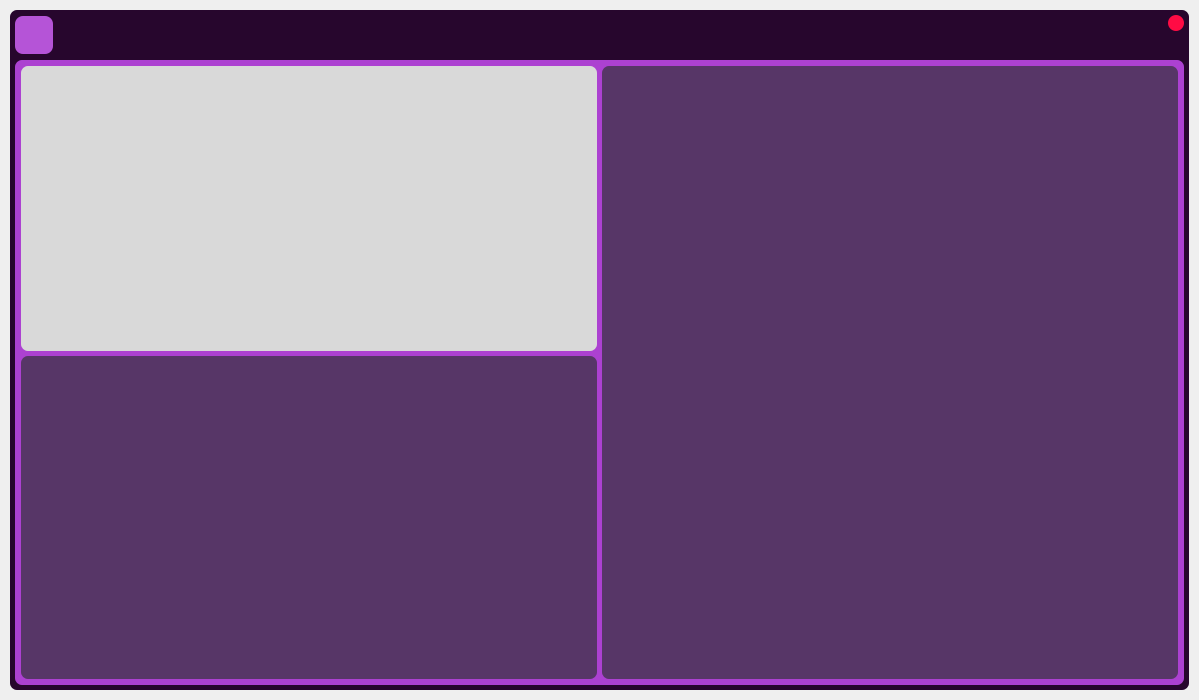
Above: CarInfo.ui from BryanHerrera19/Portfolio-WebScraping before the change. Below: the same form after it.
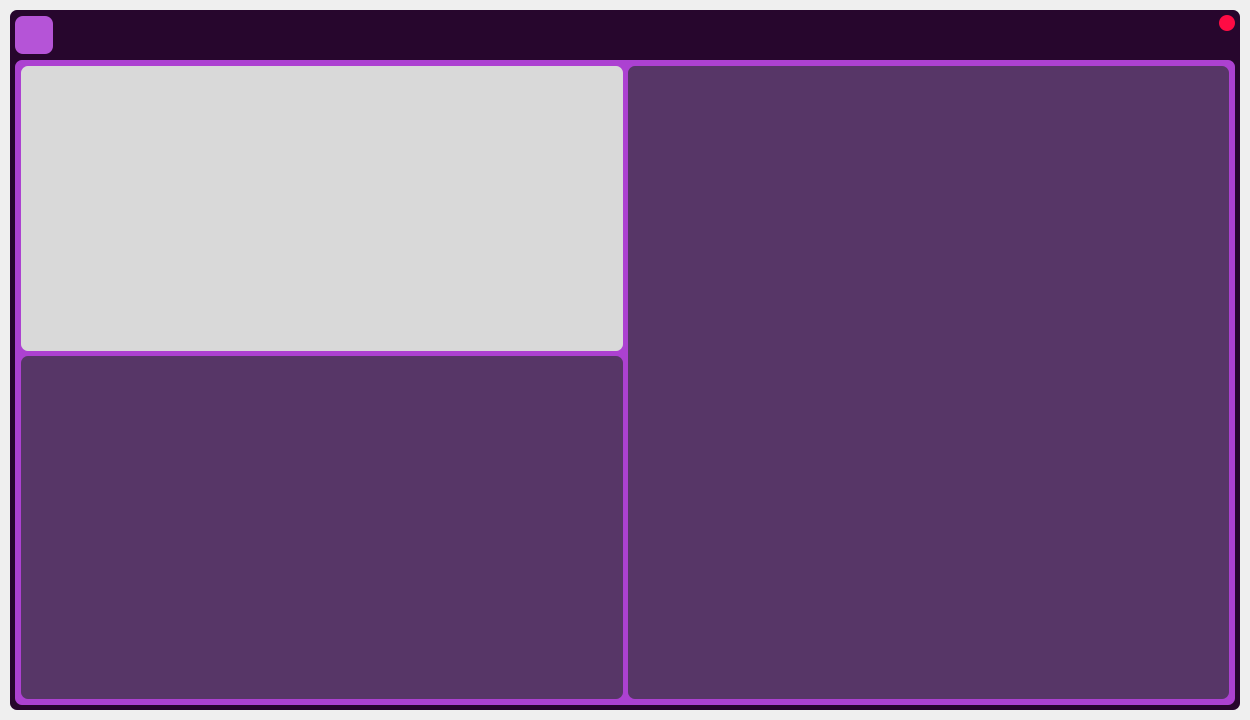
That is the form after the change. Icons and pictures are not drawn.

```diff
--- a/CarInfo.ui
+++ b/CarInfo.ui
@@ -6,8 +6,8 @@
    <rect>
     <x>0</x>
     <y>0</y>
-    <width>1199</width>
-    <height>700</height>
+    <width>1250</width>
+    <height>720</height>
    </rect>
   </property>
   <property name="windowTitle">
@@ -371,7 +371,7 @@
                      </property>
                      <property name="maximumSize">
                       <size>
-                       <width>576</width>
+                       <width>100000</width>
                        <height>285</height>
                       </size>
                      </property>
```
